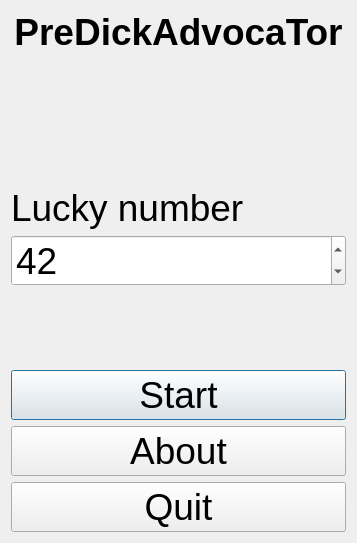
The window that Tools/ToolPreDickAdvocaTor/qtpredickadvocatormenudialog.ui (richelbilderbeek/ProjectRichelBilderbeek) describes before a commit, drawn with Qt 5.
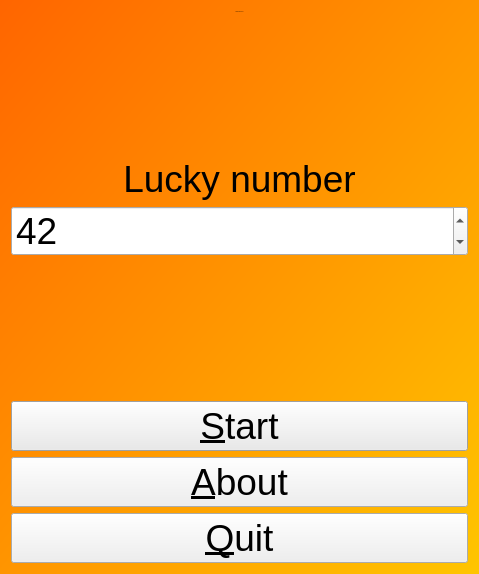
The same window after the commit. Icons and pictures are not drawn.

What changed in the file:
```diff
--- a/Tools/ToolPreDickAdvocaTor/qtpredickadvocatormenudialog.ui
+++ b/Tools/ToolPreDickAdvocaTor/qtpredickadvocatormenudialog.ui
@@ -6,8 +6,8 @@
    <rect>
     <x>0</x>
     <y>0</y>
-    <width>357</width>
-    <height>543</height>
+    <width>479</width>
+    <height>574</height>
    </rect>
   </property>
   <property name="font">
@@ -18,14 +18,34 @@
   <property name="windowTitle">
    <string>PreDickAdvocaTor</string>
   </property>
+  <property name="styleSheet">
+   <string notr="true">QDialog { 
+background-color: qlineargradient(x1: 0, y1: 0, x2: 1, y2: 1, stop: 0  #ff6500, stop: 1 #ffc500);
+}
+QDialog { 
+selection-color: black;
+selection-background-color: white
+}
+
+QLabel { font: 48px, &quot;Verdana&quot; }
+QSpinBox { font: 48px, &quot;Verdana&quot; }
+QPushButton { font: 48px, &quot;Verdana&quot; }
+QPushButton{ 
+selection-color: black;
+selection-background-color: white
+}
+</string>
+  </property>
   <layout class="QVBoxLayout" name="verticalLayout">
    <item>
     <widget class="QLabel" name="label_title">
      <property name="font">
       <font>
-       <pointsize>28</pointsize>
-       <weight>75</weight>
-       <bold>true</bold>
+       <family>,Verdana</family>
+       <pointsize>-1</pointsize>
+       <weight>50</weight>
+       <italic>false</italic>
+       <bold>false</bold>
       </font>
      </property>
      <property name="text">
@@ -36,19 +56,6 @@
      </property>
     </widget>
    </item>
-   <item>
-    <widget class="QLabel" name="image_gabor">
-     <property name="text">
-      <string/>
-     </property>
-     <property name="pixmap">
-      <pixmap>:/images/ToolGaborFilter.png</pixmap>
-     </property>
-     <property name="alignment">
-      <set>Qt::AlignCenter</set>
-     </property>
-    </widget>
-   </item>
    <item>
     <spacer name="verticalSpacer_2">
      <property name="orientation">
@@ -67,6 +74,9 @@
      <property name="text">
       <string>Lucky number</string>
      </property>
+     <property name="alignment">
+      <set>Qt::AlignCenter</set>
+     </property>
     </widget>
    </item>
    <item>
@@ -95,21 +105,21 @@
    <item>
     <widget class="QPushButton" name="button_start">
      <property name="text">
-      <string>Start</string>
+      <string>&amp;Start</string>
      </property>
     </widget>
    </item>
    <item>
     <widget class="QPushButton" name="button_about">
      <property name="text">
-      <string>About</string>
+      <string>&amp;About</string>
      </property>
     </widget>
    </item>
    <item>
     <widget class="QPushButton" name="button_quit">
      <property name="text">
-      <string>Quit</string>
+      <string>&amp;Quit</string>
      </property>
     </widget>
    </item>
```
